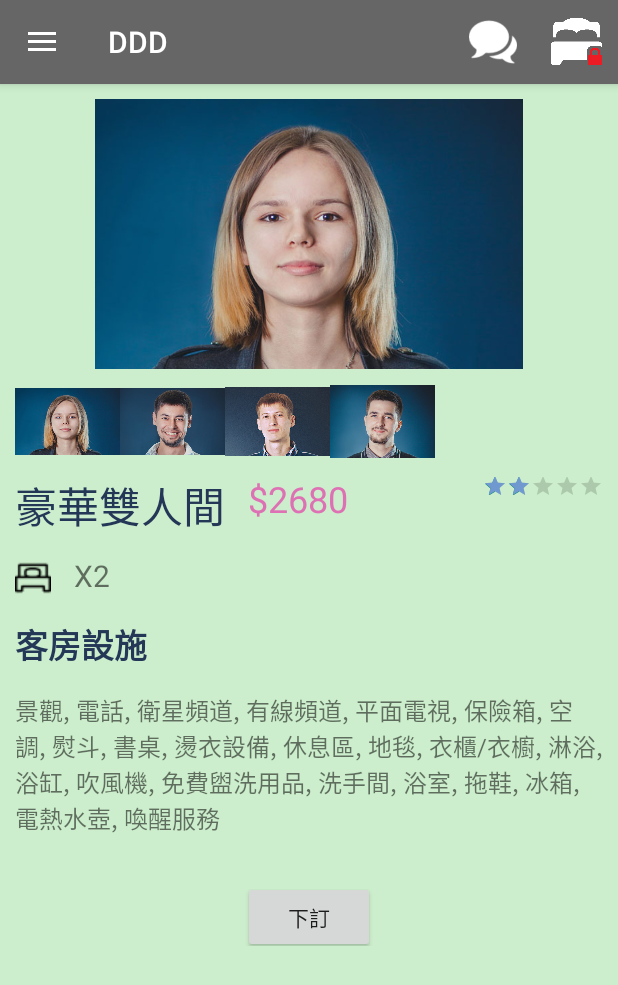
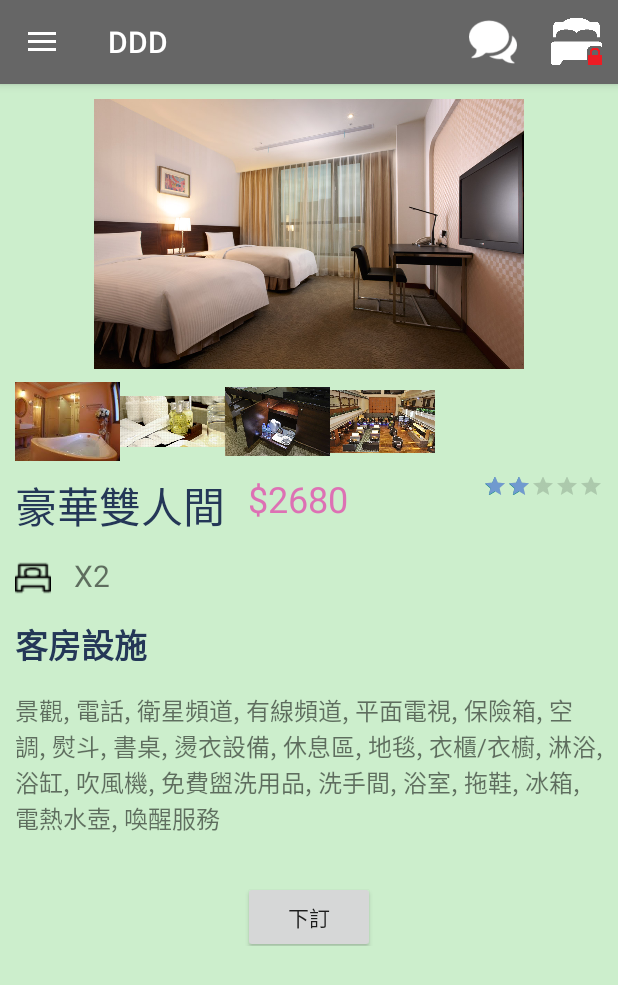
Before and after one commit to uopsdod/DDD_mobile, an Android app: the fragment RoomFragment placed in its activity, on a phone screen of 412 x 824 dp. Shown: the top 985 px of the screen. Run offline under Robolectric (Android 15) with nearby library versions, the phone set to English and light mode, and no system bars; network calls fail.

Commit message:
更換圖片

```diff
--- a/app/src/main/res/layout/fragment_room.xml
+++ b/app/src/main/res/layout/fragment_room.xml
@@ -10,7 +10,7 @@
         android:id="@+id/imageView"
         android:layout_width="wrap_content"
         android:layout_height="180dp"
-        app:srcCompat="@drawable/anastasia" />
+        app:srcCompat="@drawable/roombig01" />
 
     <LinearLayout
         android:layout_width="match_parent"
@@ -21,25 +21,25 @@
             android:id="@+id/imageView2"
             android:layout_width="70dp"
             android:layout_height="70dp"
-            app:srcCompat="@drawable/anastasia" />
+            app:srcCompat="@drawable/roombig02" />
 
         <ImageView
             android:id="@+id/imageView5"
             android:layout_width="70dp"
             android:layout_height="70dp"
-            app:srcCompat="@drawable/dmitry_96" />
+            app:srcCompat="@drawable/roombig03" />
 
         <ImageView
             android:id="@+id/imageView4"
             android:layout_width="70dp"
             android:layout_height="70dp"
-            app:srcCompat="@drawable/kirill" />
+            app:srcCompat="@drawable/roombig04" />
 
         <ImageView
             android:id="@+id/imageView3"
             android:layout_width="70dp"
             android:layout_height="70dp"
-            app:srcCompat="@drawable/dmitriy" />
+            app:srcCompat="@drawable/roombig05" />
     </LinearLayout>
 
     <RelativeLayout
```
Also changed, not shown: app/src/main/res/drawable/roombig01.jpg (added), app/src/main/res/drawable/roombig02.jpg (added), app/src/main/res/drawable/roombig03.jpg (added), app/src/main/res/drawable/roombig04.jpg (added), app/src/main/res/drawable/roombig05.jpg (added).
